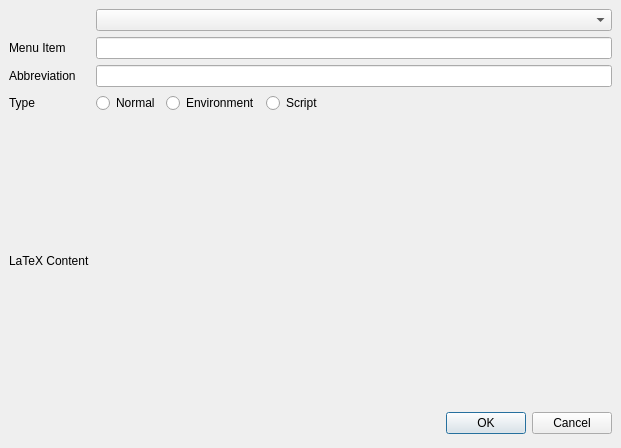
Old version of the form usermenudialog.ui in the repository svn2github/texstudio-trunk.
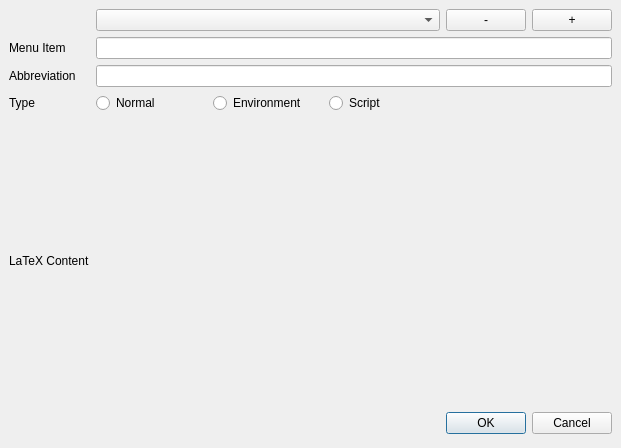
New version of the form.

Diff of the .ui file:
```diff
--- a/usermenudialog.ui
+++ b/usermenudialog.ui
@@ -68,8 +68,8 @@
      <item row="0" column="1" colspan="3">
       <widget class="QComboBox" name="comboBox">
        <property name="sizePolicy">
-        <sizepolicy hsizetype="Expanding" vsizetype="Fixed">
-         <horstretch>0</horstretch>
+        <sizepolicy hsizetype="MinimumExpanding" vsizetype="Fixed">
+         <horstretch>10</horstretch>
          <verstretch>0</verstretch>
         </sizepolicy>
        </property>
@@ -82,7 +82,7 @@
        </property>
       </widget>
      </item>
-     <item row="1" column="1" colspan="3">
+     <item row="1" column="1" colspan="5">
       <widget class="QLineEdit" name="itemEdit"/>
      </item>
      <item row="5" column="0">
@@ -92,7 +92,7 @@
        </property>
       </widget>
      </item>
-     <item row="2" column="1" colspan="3">
+     <item row="2" column="1" colspan="5">
       <widget class="QLineEdit" name="abbrevEdit"/>
      </item>
      <item row="2" column="0">
@@ -109,7 +109,7 @@
        </property>
       </widget>
      </item>
-     <item row="3" column="3">
+     <item row="3" column="3" colspan="3">
       <widget class="QRadioButton" name="radioButtonScript">
        <property name="sizePolicy">
         <sizepolicy hsizetype="MinimumExpanding" vsizetype="Fixed">
@@ -136,7 +136,7 @@
        </property>
       </widget>
      </item>
-     <item row="5" column="1" colspan="3">
+     <item row="5" column="1" colspan="5">
       <widget class="QWidget" name="tagEdit" native="true">
        <property name="sizePolicy">
         <sizepolicy hsizetype="Expanding" vsizetype="Expanding">
@@ -146,6 +146,32 @@
        </property>
       </widget>
      </item>
+     <item row="0" column="4">
+      <widget class="QPushButton" name="pushButtonRemove">
+       <property name="sizePolicy">
+        <sizepolicy hsizetype="Maximum" vsizetype="Fixed">
+         <horstretch>0</horstretch>
+         <verstretch>0</verstretch>
+        </sizepolicy>
+       </property>
+       <property name="text">
+        <string>-</string>
+       </property>
+      </widget>
+     </item>
+     <item row="0" column="5">
+      <widget class="QPushButton" name="pushButtonAdd">
+       <property name="sizePolicy">
+        <sizepolicy hsizetype="Maximum" vsizetype="Fixed">
+         <horstretch>0</horstretch>
+         <verstretch>0</verstretch>
+        </sizepolicy>
+       </property>
+       <property name="text">
+        <string>+</string>
+       </property>
+      </widget>
+     </item>
     </layout>
    </item>
   </layout>
```
